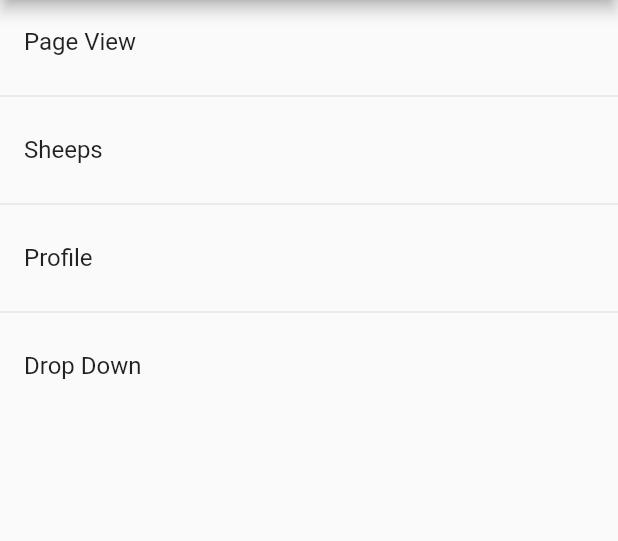
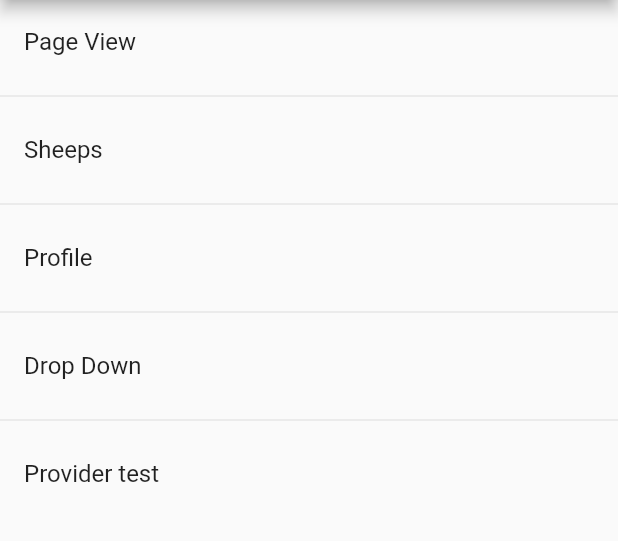
Before and after one commit to jsk9106/Flutter_Practice, a Flutter app: the screen it shows after launch, on a phone screen of 412 x 824 dp, the part 84-625 px from its top. Run offline on Flutter 3.47's test engine with Material 2 defaults, Android fonts, the phone set to English and light mode, and no system bars; our stand-ins replace get; missing offline and left inert: hexagon.

Commit message:
version 0.6 Provider Test

```diff
--- a/lib/app.dart
+++ b/lib/app.dart
@@ -16,7 +16,11 @@ const List<Map<String, String>> listData = [
   {
     'title': 'Drop Down',
     'page': '/dropDown'
-  }
+  },
+  {
+    'title': 'Provider test',
+    'page': '/provider'
+  },
 ];
 
 class App extends StatelessWidget {
--- a/lib/main.dart
+++ b/lib/main.dart
@@ -2,11 +2,14 @@ import 'package:flutter/material.dart';
 import 'package:flutter_practice/constatns.dart';
 import 'package:flutter_practice/drop_down/drop_down.dart';
 import 'package:flutter_practice/page_view/page_view.dart';
+import 'package:flutter_practice/provider_test/Provider_test.dart';
+import 'package:flutter_practice/provider_test/provider/count_provider.dart';
 import 'package:flutter_practice/sheeps/first_screen.dart';
 import 'package:flutter_practice/sheeps/login_screen.dart';
 import 'package:flutter_practice/sheeps_profile/detail_screen.dart';
 import 'package:flutter_practice/sheeps_profile/sheeps_profile.dart';
 import 'package:get/get.dart';
+import 'package:provider/provider.dart';
 
 import 'app.dart';
 
@@ -18,7 +21,11 @@ class MyApp extends StatelessWidget {
   // This widget is the root of your application.
   @override
   Widget build(BuildContext context) {
-    return GetMaterialApp(
+    return MultiProvider(
+      providers: [
+        ChangeNotifierProvider(create: (context) => CountProvider())
+      ],
+      child: GetMaterialApp(
         debugShowCheckedModeBanner: false,
         title: 'Flutter Practice',
         theme: themeData,
@@ -31,7 +38,9 @@ class MyApp extends StatelessWidget {
           '/profile': (context) => SheepsProfile(),
           DetailScreen.routeName: (context) => DetailScreen(),
           DropDown.routeName: (context) => DropDown(),
+          '/provider': (context) => ProviderTest(),
         },
+      ),
     );
   }
 }
--- /dev/null
+++ b/lib/provider_test/provider/count_provider.dart
@@ -0,0 +1,17 @@
+import 'package:flutter/material.dart';
+
+class CountProvider extends ChangeNotifier{
+  int _count = 0;
+  int get count => _count;
+
+  void add(){
+    _count++;
+    notifyListeners();
+  }
+
+  void remove(){
+    _count--;
+    notifyListeners();
+  }
+
+}
--- a/pubspec.yaml
+++ b/pubspec.yaml
@@ -30,6 +30,7 @@ dependencies:
   cupertino_icons: ^1.0.0
   hexagon: ^0.2.0-nullsafety.1
   get: ^4.1.4
+  provider: ^5.0.0
 
 dev_dependencies:
   flutter_test:
```
Also changed, not shown: lib/provider_test/Provider_test.dart (added, +35 -0 lines), lib/provider_test/components/count_home_widget.dart (added, +18 -0 lines), pubspec.lock. Lines whose indentation alone changed are shown as unchanged.
